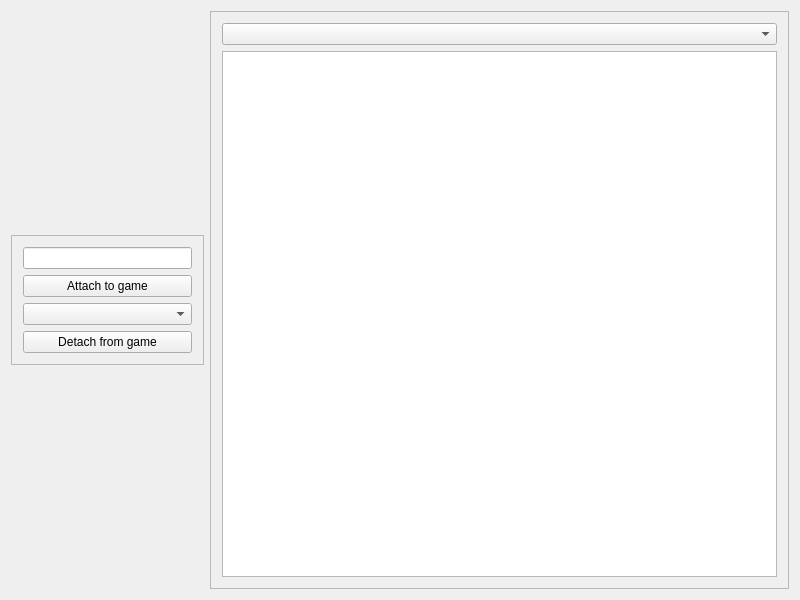
This is GUI/mainwindow.ui in Artikash/Textractor as Qt 5 draws it before an edit. The edited form follows.
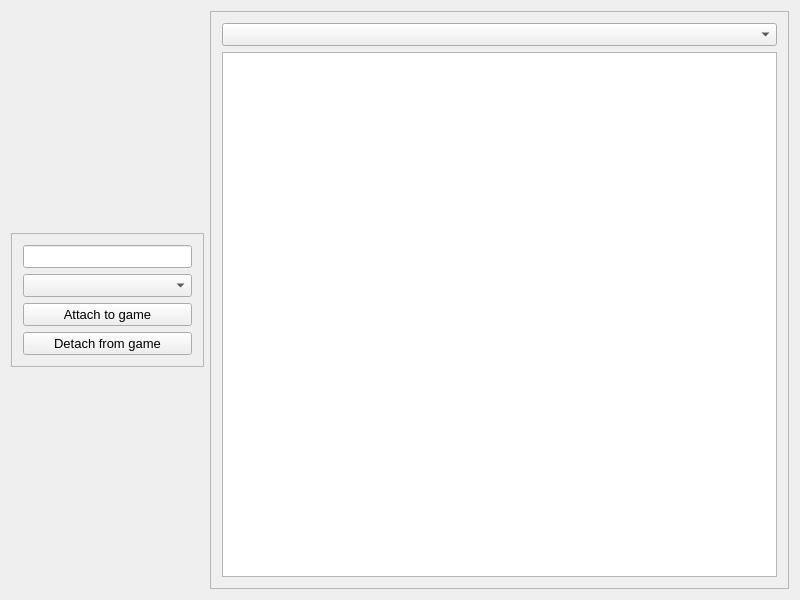
This is the edited form.

What changed in the file:
```diff
--- a/GUI/mainwindow.ui
+++ b/GUI/mainwindow.ui
@@ -10,6 +10,11 @@
     <height>600</height>
    </rect>
   </property>
+  <property name="font">
+   <font>
+    <pointsize>10</pointsize>
+   </font>
+  </property>
   <property name="windowTitle">
    <string>NextHooker</string>
   </property>
@@ -33,6 +38,13 @@
        <item>
         <widget class="QLineEdit" name="lineEdit"/>
        </item>
+       <item>
+        <widget class="QComboBox" name="processCombo">
+         <property name="insertPolicy">
+          <enum>QComboBox::InsertAtBottom</enum>
+         </property>
+        </widget>
+       </item>
        <item>
         <widget class="QPushButton" name="attachButton">
          <property name="text">
@@ -40,9 +52,6 @@
          </property>
         </widget>
        </item>
-       <item>
-        <widget class="QComboBox" name="processCombo"/>
-       </item>
        <item>
         <widget class="QPushButton" name="detachButton">
          <property name="text">
@@ -79,6 +88,11 @@
            <verstretch>0</verstretch>
           </sizepolicy>
          </property>
+         <property name="font">
+          <font>
+           <pointsize>12</pointsize>
+          </font>
+         </property>
         </widget>
        </item>
       </layout>
```
Left out of the diff: 2 changed lines with no effect on the pictures.
